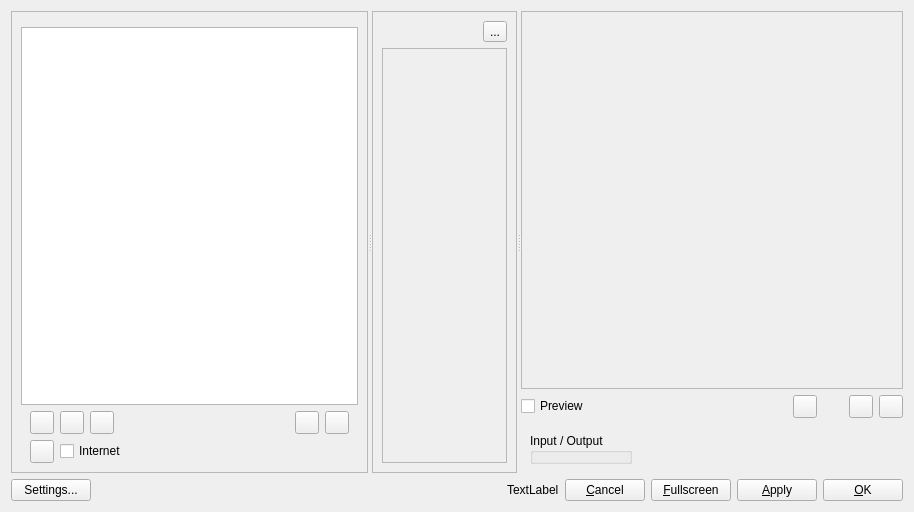
This is ui/mainwindow.ui in c-koi/gmic-qt as Qt 5 draws it before an edit. The edited form follows.
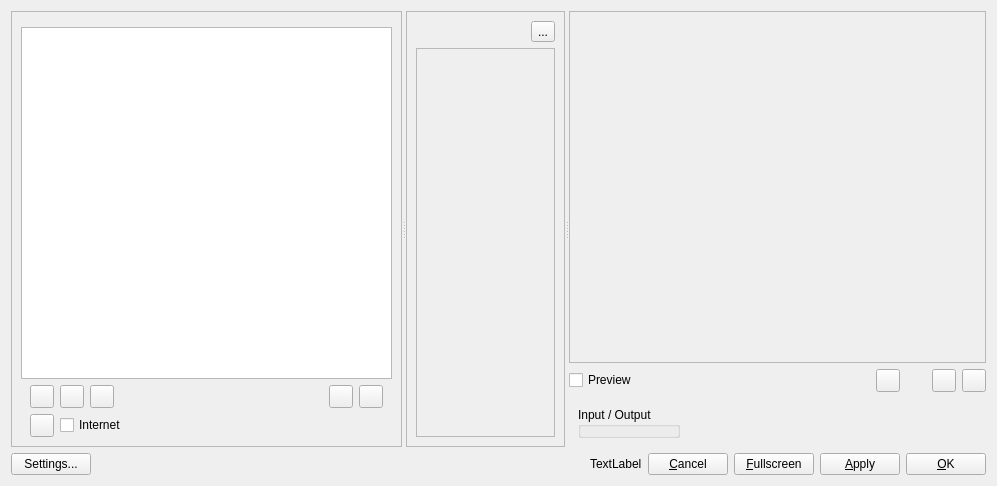
This is the edited form. Icons and pictures are not drawn. Custom widgets are drawn as their Qt base class.

The edit to the form file:
```diff
--- a/ui/mainwindow.ui
+++ b/ui/mainwindow.ui
@@ -6,8 +6,8 @@
    <rect>
     <x>0</x>
     <y>0</y>
-    <width>914</width>
-    <height>512</height>
+    <width>997</width>
+    <height>486</height>
    </rect>
   </property>
   <property name="windowTitle">
@@ -243,8 +243,8 @@
            <rect>
             <x>0</x>
             <y>0</y>
-            <width>120</width>
-            <height>407</height>
+            <width>132</width>
+            <height>381</height>
            </rect>
           </property>
           <layout class="QVBoxLayout" name="verticalLayout_6">
@@ -580,6 +580,11 @@
    <header>ZoomLevelSelector.h</header>
    <container>1</container>
   </customwidget>
+  <customwidget>
+   <class>TreeView</class>
+   <extends>QTreeView</extends>
+   <header>TreeView.h</header>
+  </customwidget>
  </customwidgets>
  <tabstops>
   <tabstop>filtersTree</tabstop>
```
Left out of the diff: 2 changed lines with no effect on the pictures.
